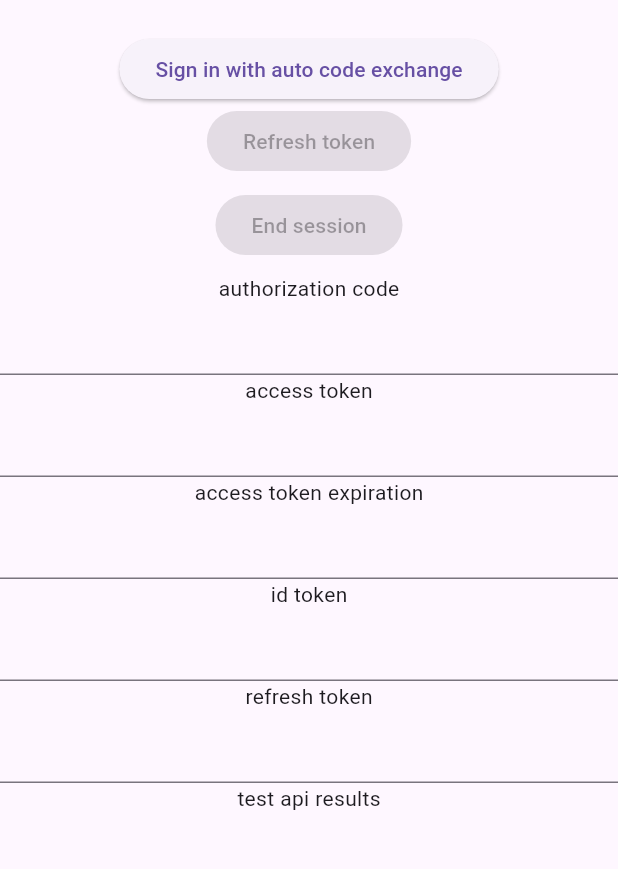
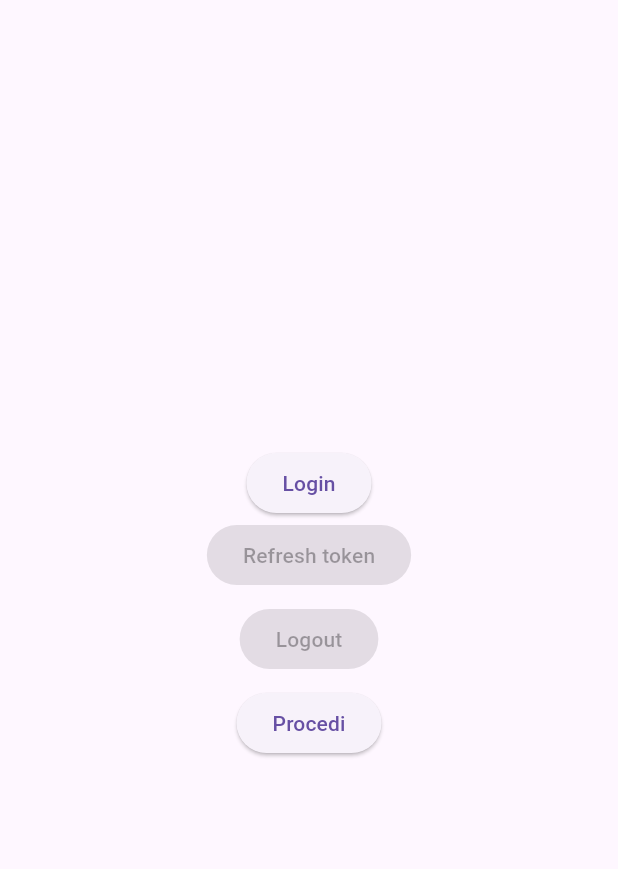
Before and after one commit to LuigiVessella/greenway, a Flutter app: the screen it shows after launch, on a phone screen of 412 x 824 dp, the part 63-932 px from its top. Run offline on Flutter 3.47's test engine with Material 3 defaults, Android fonts, the phone set to English and light mode, and no system bars; our stand-ins replace flutter_dotenv, flutter_secure_storage; missing offline and left inert: flutter_appauth.

Commit message:
First Working login. Now client secret is in a '.env' file.

```diff
--- a/lib/login_page.dart
+++ b/lib/login_page.dart
@@ -1,10 +1,11 @@
-import 'dart:convert';
 import 'dart:io' show Platform;
-import 'dart:math';
+
 import 'package:flutter/material.dart';
 import 'package:flutter_appauth/flutter_appauth.dart';
+import 'package:greenway/welcome_page.dart';
 import 'package:http/http.dart' as http;
-
+import 'package:flutter_secure_storage/flutter_secure_storage.dart';
+import 'package:flutter_dotenv/flutter_dotenv.dart';
 
 class LoginPage extends StatefulWidget {
   const LoginPage({super.key});
@@ -61,7 +62,7 @@ class _LoginPageState extends State<LoginPage> {
         appBar: AppBar(
           title: const Text('GreenWay Login'),
         ),
-        body: SafeArea(
+        body: Center(
           child: SingleChildScrollView(
             child: Column(
               children: <Widget>[
@@ -71,11 +72,11 @@ class _LoginPageState extends State<LoginPage> {
                 ),
                 const SizedBox(height: 8),
                 ElevatedButton(
-                  child: const Text('Sign in with auto code exchange'),
-                  onPressed: () {
-                    _signInWithAutoCodeExchange();
-                  }
-                ),
+                    child: const Text('Login'),
+                    onPressed: () {
+                      _signInWithAutoCodeExchange();
+
+                    }),
                 if (Platform.isIOS || Platform.isMacOS)
                   Padding(
                     padding: const EdgeInsets.all(8.0),
@@ -92,41 +93,30 @@ class _LoginPageState extends State<LoginPage> {
                     ),
                   ),
                 ElevatedButton(
+                  onPressed: _refreshToken != null ? _refresh : null,
                   child: const Text('Refresh token'),
-                  onPressed: _refreshToken != null ? _refresh : null,
                 ),
                 const SizedBox(height: 8),
                 ElevatedButton(
-                  child: const Text('End session'),
                   onPressed: _idToken != null
                       ? () async {
                           await _endSession();
                         }
                       : null,
+                  child: const Text('Logout'),
                 ),
                 const SizedBox(height: 8),
-                const Text('authorization code'),
-                TextField(
-                  controller: _authorizationCodeTextController,
-                ),
-                const Text('access token'),
-                TextField(
-                  controller: _accessTokenTextController,
-                ),
-                const Text('access token expiration'),
-                TextField(
-                  controller: _accessTokenExpirationTextController,
-                ),
-                const Text('id token'),
-                TextField(
-                  controller: _idTokenTextController,
-                ),
-                const Text('refresh token'),
-                TextField(
-                  controller: _refreshTokenTextController,
-                ),
-                const Text('test api results'),
-                Text(_userInfo ?? ''),
+                ElevatedButton(
+                    onPressed: () {
+                      if (_isLoggingComplete) {
+                        Navigator.push(
+                          context,
+                          MaterialPageRoute(
+                              builder: (context) => const WelcomePage()),
+                        );
+                      }
+                    },
+                    child: const Text('Procedi')),
               ],
             ),
           ),
@@ -172,19 +162,18 @@ class _LoginPageState extends State<LoginPage> {
           refreshToken: _refreshToken,
           issuer: _issuer,
           scopes: _scopes,
-          clientSecret: "jyTj9K8qcn3AoZjElhNCT15klfdiBH0K",
+          clientSecret: dotenv.env['CLIENT_SECRET'],
           allowInsecureConnections: true));
       _processTokenResponse(result);
-
     } catch (_) {
       _clearBusyState();
     }
   }
 
+  Future<void> _signInWithAutoCodeExchange(
+      {bool preferEphemeralSession = false}) async {
 
 
-  Future<void> _signInWithAutoCodeExchange(
-      {bool preferEphemeralSession = false}) async {
     try {
       _setBusyState();
 
@@ -192,7 +181,7 @@ class _LoginPageState extends State<LoginPage> {
           await _appAuth.authorizeAndExchangeCode(
         AuthorizationTokenRequest(_clientId, _redirectUrl,
             clientSecret:
-                "jyTj9K8qcn3AoZjElhNCT15klfdiBH0K", //vedere come usare i segreti in flutter
+                dotenv.env['CLIENT_SECRET'], //vedere come usare i segreti in flutter
             serviceConfiguration: _serviceConfiguration,
             scopes: _scopes,
             preferEphemeralSession: preferEphemeralSession,
@@ -201,8 +190,6 @@ class _LoginPageState extends State<LoginPage> {
 
       if (result != null) {
         _processAuthTokenResponse(result);
-        checkState();
-
       }
     } catch (_) {
       _clearBusyState();
@@ -229,8 +216,8 @@ class _LoginPageState extends State<LoginPage> {
       _accessTokenExpirationTextController.text =
           response.accessTokenExpirationDateTime!.toIso8601String();
       _isLoggingComplete = true;
+      _isBusy = false;
     });
-    checkState();
   }
 
   void _processAuthResponse(AuthorizationResponse response) {
@@ -254,17 +241,13 @@ class _LoginPageState extends State<LoginPage> {
       _refreshToken = _refreshTokenTextController.text = response.refreshToken!;
       _accessTokenExpirationTextController.text =
           response.accessTokenExpirationDateTime!.toIso8601String();
+      _isBusy = false;
     });
   }
 
-
-  void checkState(){
-    if(_isLoggingComplete)
-    {
-      print ("sei entrato");
-
-
+  void _checkState() {
+    if (_isLoggingComplete) {
+      print("sei entrato");
     }
-
   }
 }
--- a/lib/main.dart
+++ b/lib/main.dart
@@ -1,8 +1,12 @@
 import 'package:flutter/material.dart';
+import 'package:flutter_dotenv/flutter_dotenv.dart';
 import 'package:greenway/login_page.dart';
 
 
-void main() => runApp(MyApp());
+Future<void> main() async {
+  runApp(MyApp());
+  await dotenv.load(fileName: "lib/config/auth/auth_client.env");
+}
 
 class MyApp extends StatelessWidget {
   @override
--- a/pubspec.yaml
+++ b/pubspec.yaml
@@ -38,6 +38,7 @@ dependencies:
   flutter_appauth: ^6.0.5
   http: ^1.2.1
   flutter_secure_storage: ^9.0.0
+  flutter_dotenv: ^5.1.0
 
 dev_dependencies:
   flutter_test:
@@ -55,6 +56,8 @@ dev_dependencies:
 
 # The following section is specific to Flutter packages.
 flutter:
+  assets:
+    - lib\config\auth\auth_client.env
 
   # The following line ensures that the Material Icons font is
   # included with your application, so that you can use the icons in
```
Also changed, not shown: lib/welcome_page.dart (+10 -23 lines), lib/config/auth/auth_client.env (added), pubspec.lock.
